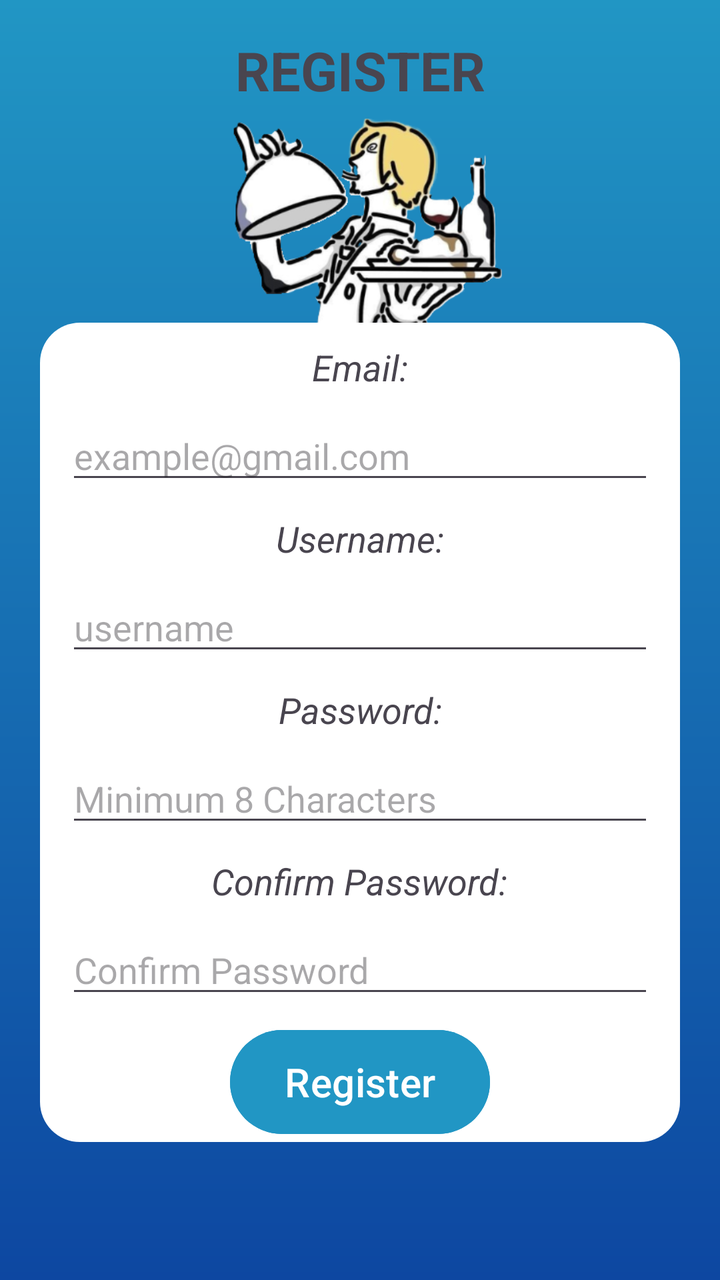
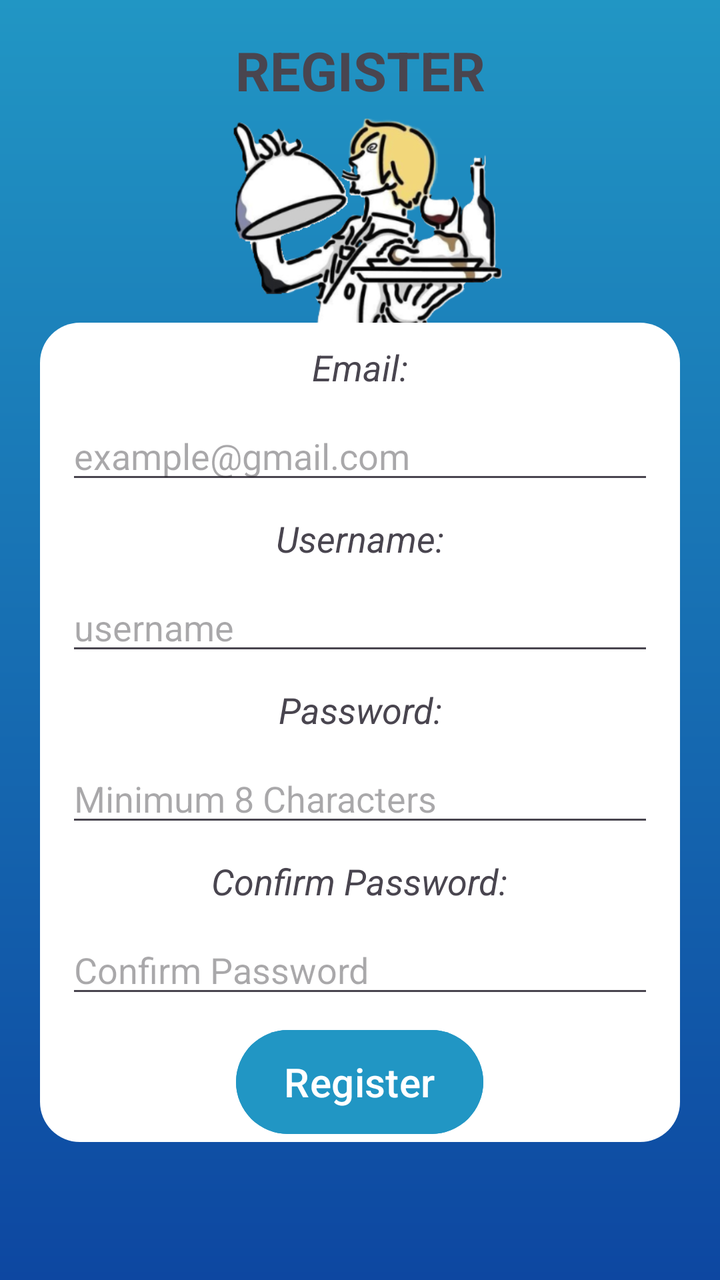

The first picture is an Android layout as it rendered before a commit; the second is the same layout after the commit. The layout source and the unified diff follow.
<!-- AndroidManifest.xml: application theme Theme.SmartPantryManagement -->
<!-- res/layout/activity_register_page.xml -->
<?xml version="1.0" encoding="utf-8"?>
<androidx.constraintlayout.widget.ConstraintLayout xmlns:android="http://schemas.android.com/apk/res/android"
    xmlns:app="http://schemas.android.com/apk/res-auto"
    xmlns:tools="http://schemas.android.com/tools"
    android:background="@drawable/blue_gradient"
    android:id="@+id/main"
    android:layout_width="match_parent"
    android:layout_height="match_parent"
    tools:context=".Register_Page">

    <TextView
        android:id="@+id/BodyTextView"
        android:layout_width="match_parent"
        android:layout_height="70dp"
        android:text="REGISTER"
        android:textSize="27sp"
        android:textStyle="bold"
        android:gravity="center"
        app:layout_constraintTop_toTopOf="parent"
        app:layout_constraintStart_toStartOf="parent"
        app:layout_constraintEnd_toEndOf="parent"
        />

    <ImageView
        android:id="@+id/RegisterImg"
        android:layout_width="380dp"
        android:layout_height="190dp"
        android:src="@drawable/startup_logo_2"
        android:scaleType="fitCenter"
        android:layout_marginTop="-21dp"
        app:layout_constraintStart_toStartOf="parent"
        app:layout_constraintEnd_toEndOf="parent"
        app:layout_constraintTop_toBottomOf="@id/BodyTextView"/>

    <LinearLayout
        android:id="@+id/Register"
        android:layout_width="wrap_content"
        android:layout_height="wrap_content"
        android:orientation="vertical"
        android:background="@drawable/rounded_borders"
        android:gravity="center_horizontal"
        app:layout_constraintTop_toTopOf="parent"
        app:layout_constraintBottom_toBottomOf="parent"
        app:layout_constraintStart_toStartOf="parent"
        app:layout_constraintEnd_toEndOf="parent"
        app:layout_constraintVertical_bias="0.7">


        <TextView
            android:id="@+id/RegisterEmailtxt"
            android:layout_width="wrap_content"
            android:layout_height="wrap_content"
            android:text="Email:"
            android:textSize="18sp"
            android:textStyle="italic"
            android:gravity="center"
            android:padding="10dp"
            />

        <EditText
            android:id="@+id/editEmail"
            android:layout_width="wrap_content"
            android:layout_height="wrap_content"
            android:ems="14"
            android:hint="example@gmail.com"
            android:inputType="textEmailAddress"
            android:imeOptions="actionNext"
            android:layout_marginStart="13dp"
            android:layout_marginEnd="13dp"
            app:layout_constraintStart_toStartOf="parent"
            app:layout_constraintTop_toBottomOf="@id/RegisterEmailtxt" />


        <TextView
            android:id="@+id/RegisterUsernametxt"
            android:layout_width="wrap_content"
            android:layout_height="wrap_content"
            android:text="Username:"
            android:textSize="18sp"
            android:textStyle="italic"
            android:gravity="center"
            android:padding="10dp"
            />

        <EditText
            android:id="@+id/editUsername"
            android:layout_width="wrap_content"
            android:layout_height="wrap_content"
            android:ems="14"
            android:hint="username"
            android:inputType="textPersonName"
            android:imeOptions="actionNext"
            android:layout_marginStart="13dp"
            android:layout_marginEnd="13dp"
            app:layout_constraintStart_toStartOf="parent"
            app:layout_constraintTop_toBottomOf="@id/RegisterEmailtxt" />


        <TextView
            android:id="@+id/RegPasswordtxt"
            android:layout_width="wrap_content"
            android:layout_height="wrap_content"
            android:text="Password:"
            android:textSize="18sp"
            android:textStyle="italic"
            android:gravity="center"
            android:padding="10dp"
            />

        <EditText
            android:id="@+id/editPassword"
            android:layout_width="wrap_content"
            android:layout_height="wrap_content"
            android:ems="14"
            android:hint="Minimum 8 Characters"
            android:inputType="textPassword"
            android:imeOptions="actionNext"
            android:layout_marginStart="13dp"
            android:layout_marginEnd="13dp"
            app:layout_constraintStart_toStartOf="parent"
            app:layout_constraintTop_toBottomOf="@id/RegPasswordtxt" />

        <TextView
            android:id="@+id/RegConPasswordtxt"
            android:layout_width="wrap_content"
            android:layout_height="wrap_content"
            android:text="Confirm Password:"
            android:textSize="18sp"
            android:textStyle="italic"
            android:gravity="center"
            android:padding="10dp"
            />

        <EditText
            android:id="@+id/editConPassword"
            android:layout_width="wrap_content"
            android:layout_height="wrap_content"
            android:ems="14"
            android:hint="Confirm Password"
            android:inputType="textPassword"
            android:imeOptions="actionNext"
            android:layout_marginStart="13dp"
            android:layout_marginEnd="13dp"
            app:layout_constraintStart_toStartOf="parent"
            app:layout_constraintTop_toBottomOf="@id/RegPasswordtxt" />

        <Button
            android:id="@+id/btnReg"
            android:layout_width="130dp"
            android:layout_height="60dp"
            android:layout_marginTop="7dp"
            android:text="Register"
            android:textSize="20sp"
            android:backgroundTint="#2196C4"
            />

    </LinearLayout>

</androidx.constraintlayout.widget.ConstraintLayout>
<!-- resources referenced by this layout -->
<resources>
  <!-- drawable blue_gradient (drawable) -->
  <?xml version="1.0" encoding="utf-8"?>
  <shape xmlns:android="http://schemas.android.com/apk/res/android">
  
      <gradient
          android:angle="270"
          android:startColor="#2196C4"
          android:endColor="#0D47A1"
          android:type="linear"/>
  </shape>
  <!-- drawable rounded_borders (drawable) -->
  <?xml version="1.0" encoding="utf-8"?>
  <shape xmlns:android="http://schemas.android.com/apk/res/android">
  
      <solid android:color="#FFFFFF"/>
      <corners android:radius="20dp"/>
  </shape>
  <!-- drawable startup_logo_2: png bitmap (drawable, 100697 bytes) -->
  <style name="Theme.SmartPantryManagement" parent="Base.Theme.SmartPantryManagement" />
  <style name="Base.Theme.SmartPantryManagement" parent="Theme.Material3.DayNight.NoActionBar">
          
          
      </style>
</resources>

<!-- the commit's change to res/layout/activity_register_page.xml (unified diff, before → after) -->
@@ -57,6 +57,7 @@
             android:padding="10dp"
             />
 
+        
         <EditText
             android:id="@+id/editEmail"
             android:layout_width="wrap_content"
@@ -146,7 +147,7 @@
 
         <Button
             android:id="@+id/btnReg"
-            android:layout_width="130dp"
+            android:layout_width="wrap_content"
             android:layout_height="60dp"
             android:layout_marginTop="7dp"
             android:text="Register"
